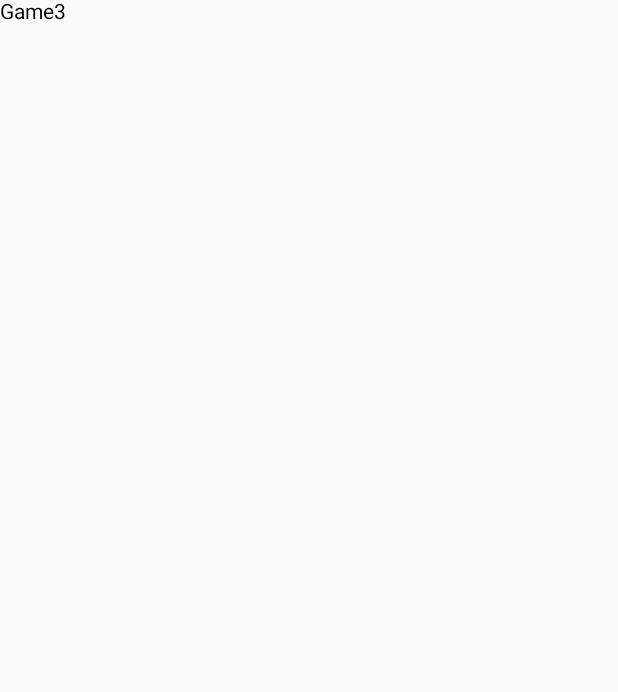
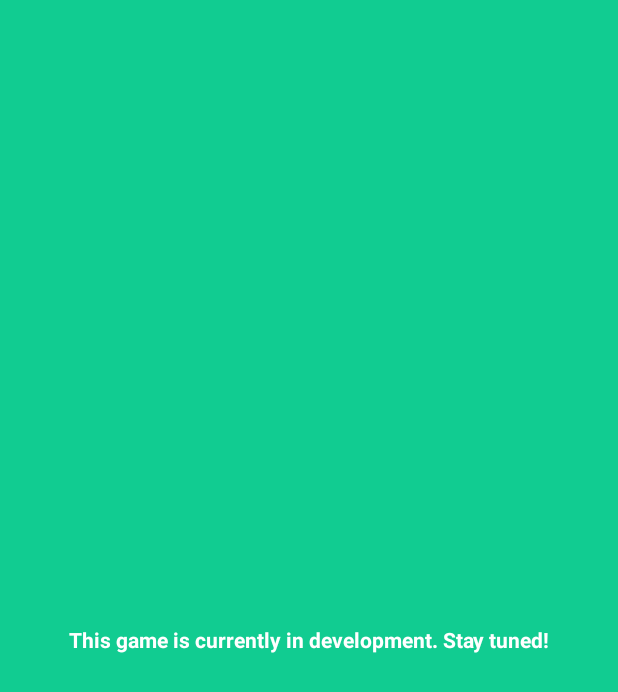
Before and after one commit to bibartanjha/android-games-app, an Android app built with Jetpack Compose: the Game3Screen screen opened through its navigation route, on a phone screen of 412 x 824 dp. Before the commit the part shown is almost empty. Shown: the top 692 px of the screen. Run offline under Robolectric (Android 15) with nearby library versions, the phone set to English and light mode, and no system bars.

Commit message:
added in-development screens for game2 and game3

```diff
--- /dev/null
+++ b/app/src/main/java/com/example/android_games_app/games/game3/Game3Screen.kt
@@ -0,0 +1,44 @@
+package com.example.android_games_app.games.game3
+
+import androidx.compose.foundation.layout.Arrangement
+import androidx.compose.foundation.layout.Column
+import androidx.compose.foundation.layout.Spacer
+import androidx.compose.foundation.layout.fillMaxSize
+import androidx.compose.foundation.layout.height
+import androidx.compose.material3.Surface
+import androidx.compose.material3.Text
+import androidx.compose.runtime.Composable
+import androidx.compose.ui.Alignment
+import androidx.compose.ui.Modifier
+import androidx.compose.ui.graphics.Color
+import androidx.compose.ui.text.font.FontWeight
+import androidx.compose.ui.tooling.preview.Preview
+import androidx.compose.ui.unit.dp
+
+@Composable
+fun Game3Screen() {
+    Surface(
+        modifier = Modifier.fillMaxSize(),
+        color = Color(red = 17, green = 204, blue = 145, alpha = 255)
+    ) {
+        Column(
+            modifier = Modifier.fillMaxSize(),
+            horizontalAlignment = Alignment.CenterHorizontally,
+            verticalArrangement = Arrangement.Center
+        ) {
+            Spacer(modifier = Modifier.height(30.dp))
+
+            Text(
+                text = "This game is currently in development. Stay tuned!",
+                color = Color.White,
+                fontWeight = FontWeight.Bold
+            )
+        }
+    }
+}
+
+@Preview
+@Composable
+fun Game3ScreenPreview() {
+    Game3Screen()
+}
--- a/app/src/main/java/com/example/android_games_app/games/ui/screens/GamesNavigationGraph.kt
+++ b/app/src/main/java/com/example/android_games_app/games/ui/screens/GamesNavigationGraph.kt
@@ -2,15 +2,13 @@ package com.example.android_games_app.games.ui.screens
 
 import androidx.compose.runtime.Composable
 import androidx.compose.runtime.LaunchedEffect
-import androidx.lifecycle.viewmodel.compose.viewModel
 import androidx.navigation.compose.NavHost
 import androidx.navigation.compose.composable
 import androidx.navigation.compose.rememberNavController
-import com.example.android_games_app.games.ui.screens.games.Game2
-import com.example.android_games_app.games.ui.screens.games.Game3
+import com.example.android_games_app.games.game2.Game2Screen
+import com.example.android_games_app.games.game3.Game3Screen
 import com.example.android_games_app.games.wordle.view.WordleGameScreen
 import com.example.android_games_app.games.wordle.viewmodel.WordleGameViewModel
-import com.example.android_games_app.games.wordle.wordlist.WordList
 
 @Composable
 fun GamesNavigationGraph(
@@ -43,11 +41,11 @@ fun GamesNavigationGraph(
         }
 
         composable(Routes.GAME_2_SCREEN) {
-            Game2()
+            Game2Screen()
         }
 
         composable(Routes.GAME_3_SCREEN) {
-            Game3()
+            Game3Screen()
         }
     }
 
--- a/app/src/main/java/com/example/android_games_app/games/ui/screens/games/Game3.kt
+++ /dev/null
@@ -1,9 +0,0 @@
-package com.example.android_games_app.games.ui.screens.games
-
-import androidx.compose.material3.Text
-import androidx.compose.runtime.Composable
-
-@Composable
-fun Game3() {
-    Text(text = "Game3")
-}
```
Also changed, not shown: app/src/main/java/com/example/android_games_app/games/game2/Game2Screen.kt (added, +44 -0 lines), app/src/main/java/com/example/android_games_app/games/ui/screens/games/Game2.kt (deleted, +0 -9 lines).
